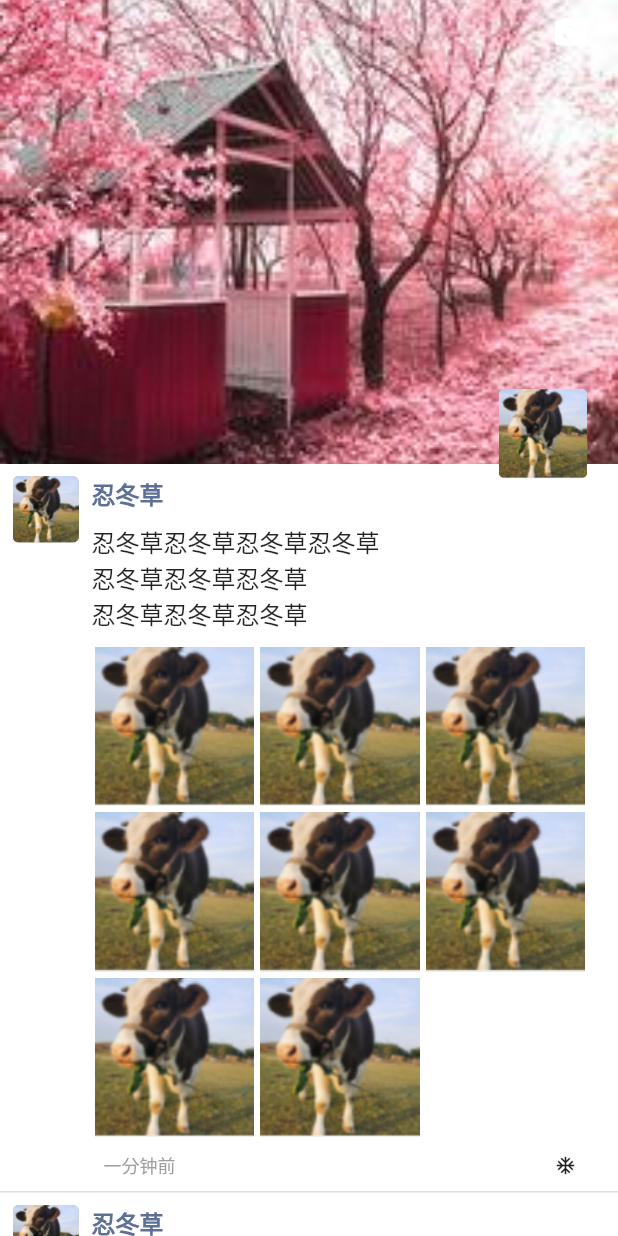
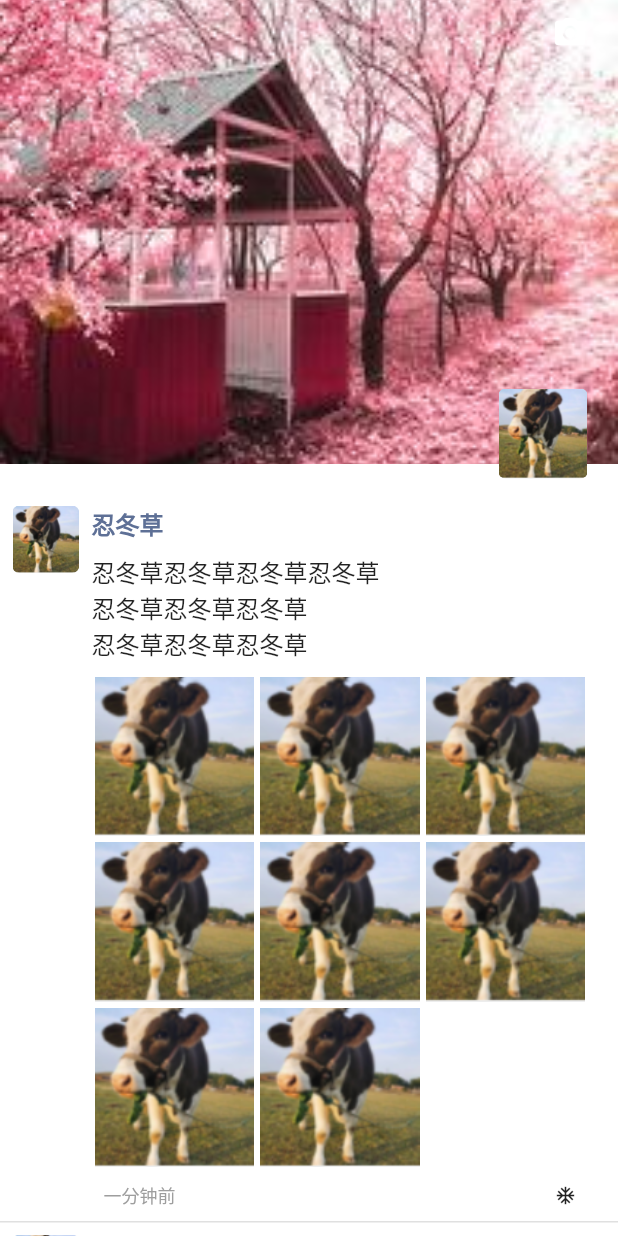
Before and after one commit to afa007/weixin_flutter, a Flutter app: the screen it shows after launch, on a phone screen of 412 x 824 dp. Run offline on Flutter 3.47's test engine with Material 2 defaults, Android fonts, the phone set to English and light mode, and no system bars.

Commit message:
朋友圈动态完善

```diff
--- a/lib/frend_moment.dart
+++ b/lib/frend_moment.dart
@@ -39,7 +39,10 @@ class FriendMoment extends StatelessWidget {
       body: ListView.builder(
         itemBuilder: (context, index) {
           if (index == 0) {
-            return head;
+            return Padding(
+              padding: const EdgeInsets.only(bottom: 20),
+              child: head,
+            );
           }
           return MomentItem();
         },
```
